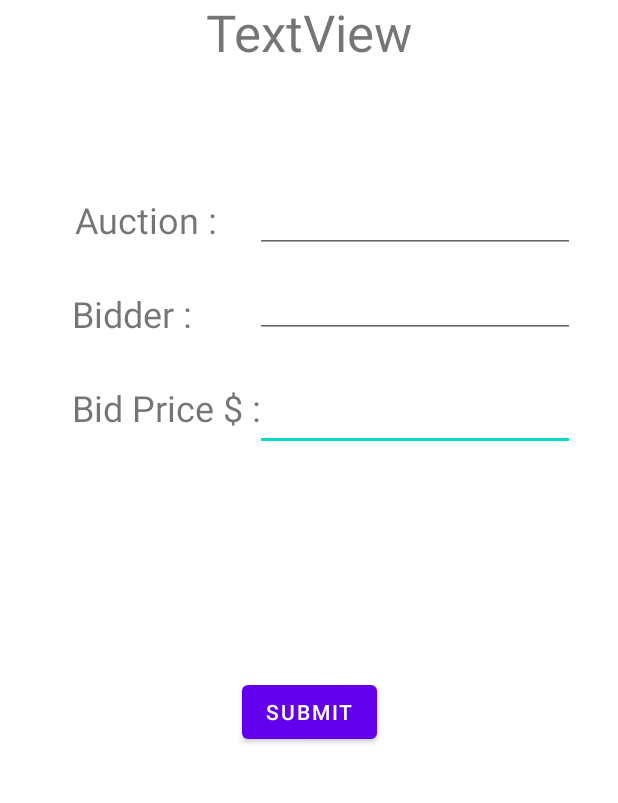
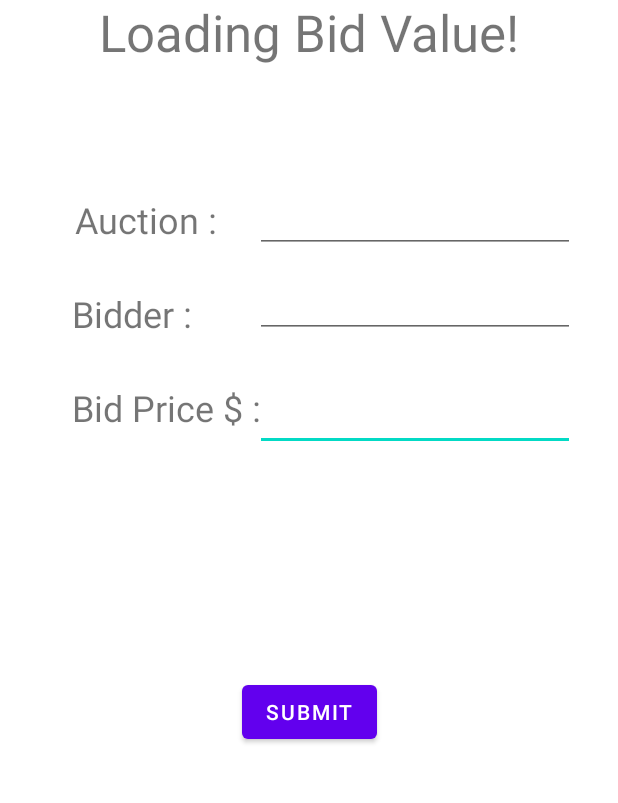
Before and after one commit to ishanfdo18098/CO225-Java-Project, an Android app: the BiddingActivity screen opened directly, with no data from a screen before it, on a phone screen of 412 x 824 dp, the part 206-1009 px from its top. Run offline under Robolectric (Android 15) with nearby library versions, the phone set to English and light mode, and no system bars.

Commit message:
Change text to loading

```diff
--- a/BidCoinApp/app/src/main/res/layout/activity_bidding.xml
+++ b/BidCoinApp/app/src/main/res/layout/activity_bidding.xml
@@ -97,7 +97,7 @@
         android:layout_width="wrap_content"
         android:layout_height="wrap_content"
         android:layout_marginTop="80dp"
-        android:text="TextView"
+        android:text="Loading Bid Value!"
         android:textSize="34sp"
         app:layout_constraintEnd_toEndOf="parent"
         app:layout_constraintStart_toStartOf="parent"
```
